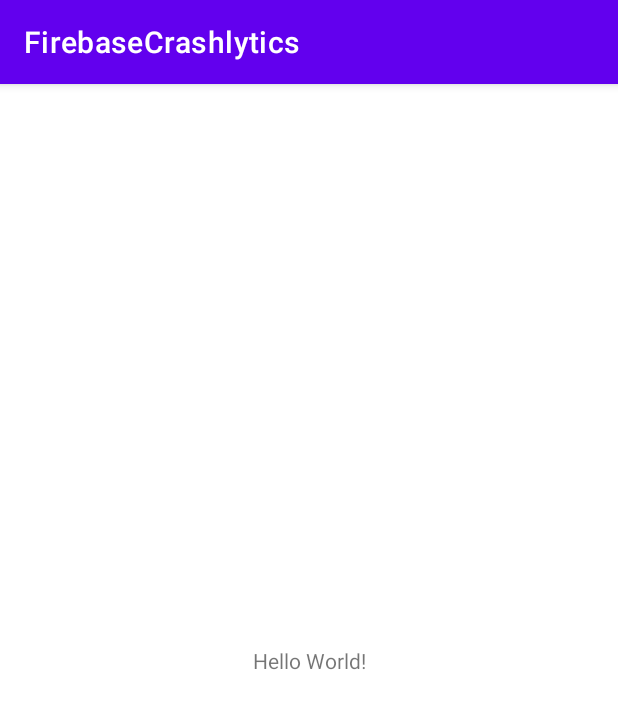
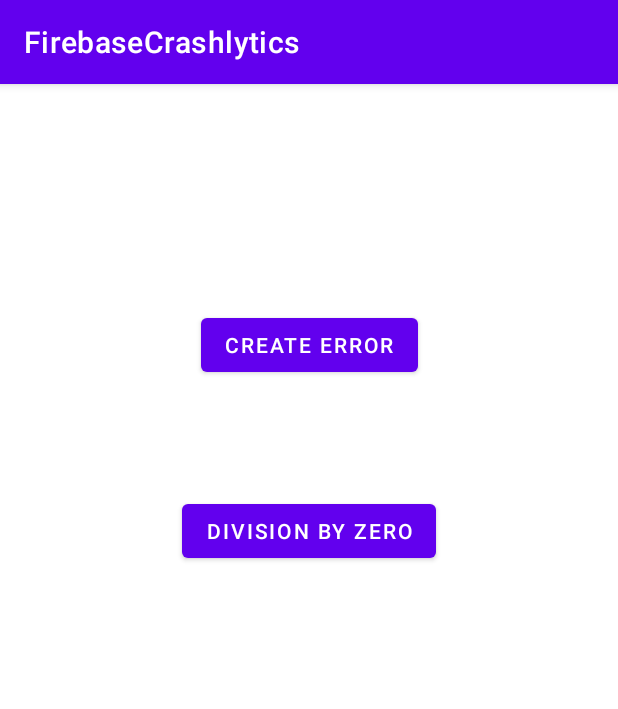
Before and after one commit to ayhanunal/FirebaseCrashlytics, an Android app: the screen it shows after launch (MainActivity), on a phone screen of 412 x 824 dp. Shown: the top 709 px of the screen. Run offline under Robolectric (Android 15) with nearby library versions, the phone set to English and light mode, and no system bars.

```diff
--- a/app/build.gradle
+++ b/app/build.gradle
@@ -42,10 +42,13 @@ dependencies {
     implementation 'androidx.appcompat:appcompat:1.2.0'
     implementation 'com.google.android.material:material:1.3.0'
     implementation 'androidx.constraintlayout:constraintlayout:2.0.4'
+    implementation 'com.google.firebase:firebase-crashlytics-ktx:17.4.0'
+    implementation 'com.google.firebase:firebase-analytics-ktx:18.0.2'
     testImplementation 'junit:junit:4.+'
     androidTestImplementation 'androidx.test.ext:junit:1.1.2'
     androidTestImplementation 'androidx.test.espresso:espresso-core:3.3.0'
 
     implementation platform('com.google.firebase:firebase-bom:27.1.0')
-    implementation 'com.google.firebase:firebase-crashlytics'
+    implementation 'com.google.firebase:firebase-crashlytics-ktx'
+    implementation 'com.google.firebase:firebase-analytics-ktx'
 }
--- a/app/src/main/java/com/ayhanunal/firebasecrashlytics/MainActivity.kt
+++ b/app/src/main/java/com/ayhanunal/firebasecrashlytics/MainActivity.kt
@@ -2,10 +2,22 @@ package com.ayhanunal.firebasecrashlytics
 
 import androidx.appcompat.app.AppCompatActivity
 import android.os.Bundle
+import kotlinx.android.synthetic.main.activity_main.*
 
 class MainActivity : AppCompatActivity() {
     override fun onCreate(savedInstanceState: Bundle?) {
         super.onCreate(savedInstanceState)
         setContentView(R.layout.activity_main)
+
+
+        create_button.setOnClickListener {
+            throw RuntimeException("Crash") // Force a crash
+        }
+
+        division_zero_error.setOnClickListener {
+            var result = 1/0
+        }
+
+
     }
 }
--- a/app/src/main/res/layout/activity_main.xml
+++ b/app/src/main/res/layout/activity_main.xml
@@ -6,13 +6,25 @@
     android:layout_height="match_parent"
     tools:context=".MainActivity">
 
-    <TextView
+    <Button
+        android:id="@+id/create_button"
         android:layout_width="wrap_content"
         android:layout_height="wrap_content"
-        android:text="Hello World!"
-        app:layout_constraintBottom_toBottomOf="parent"
-        app:layout_constraintLeft_toLeftOf="parent"
-        app:layout_constraintRight_toRightOf="parent"
+        android:layout_marginTop="150dp"
+        android:text="Create Error"
+        app:layout_constraintEnd_toEndOf="parent"
+        app:layout_constraintHorizontal_bias="0.5"
+        app:layout_constraintStart_toStartOf="parent"
         app:layout_constraintTop_toTopOf="parent" />
 
+    <Button
+        android:id="@+id/division_zero_error"
+        android:layout_width="wrap_content"
+        android:layout_height="wrap_content"
+        android:layout_marginTop="76dp"
+        android:text="Division By Zero"
+        app:layout_constraintEnd_toEndOf="parent"
+        app:layout_constraintHorizontal_bias="0.5"
+        app:layout_constraintStart_toStartOf="parent"
+        app:layout_constraintTop_toBottomOf="@+id/create_button" />
 </androidx.constraintlayout.widget.ConstraintLayout>
--- a/build.gradle
+++ b/build.gradle
@@ -10,7 +10,7 @@ buildscript {
         classpath "org.jetbrains.kotlin:kotlin-gradle-plugin:1.4.30"
         classpath 'com.google.gms:google-services:4.3.5'
 
-        classpath 'com.google.firebase:firebase-crashlytics-gradle:2.5.2'
+        classpath 'com.google.firebase:firebase-crashlytics-gradle:2.6.0'
 
         // NOTE: Do not place your application dependencies here; they belong
         // in the individual module build.gradle files
```
